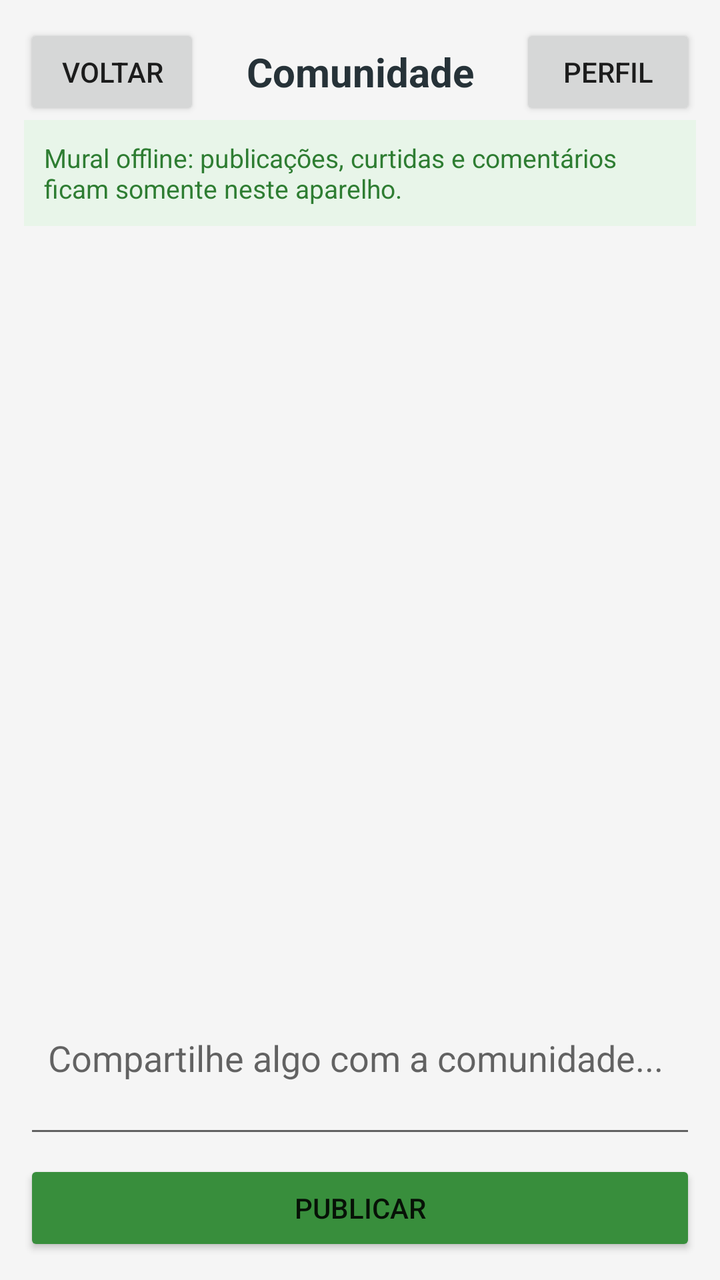
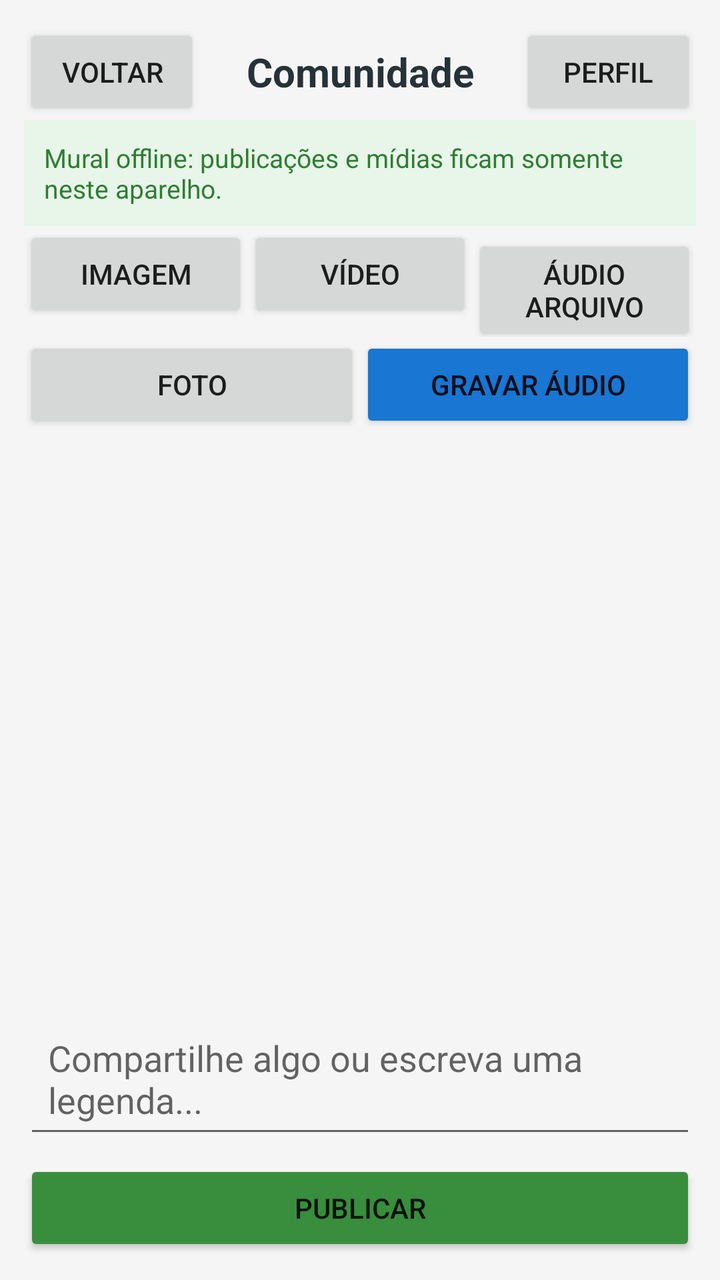

Before-and-after screenshots of an Android layout around one commit, followed by the original layout XML and the change that was made.
<!-- AndroidManifest.xml: application theme Theme.ComunicadorLocal -->
<!-- res/layout/activity_comunidade.xml -->
<?xml version="1.0" encoding="utf-8"?>
<LinearLayout xmlns:android="http://schemas.android.com/apk/res/android"
    android:layout_width="match_parent"
    android:layout_height="match_parent"
    android:background="@color/fundo_tela"
    android:orientation="vertical"
    android:padding="12dp">

    <LinearLayout
        android:layout_width="match_parent"
        android:layout_height="wrap_content"
        android:gravity="center_vertical"
        android:orientation="horizontal">

        <Button
            android:id="@+id/btnVoltarComunidade"
            android:layout_width="wrap_content"
            android:layout_height="wrap_content"
            android:text="Voltar" />

        <TextView
            android:layout_width="0dp"
            android:layout_height="wrap_content"
            android:layout_weight="1"
            android:gravity="center"
            android:text="Comunidade"
            android:textColor="#263238"
            android:textSize="20sp"
            android:textStyle="bold" />

        <Button
            android:id="@+id/btnPerfilComunidade"
            android:layout_width="wrap_content"
            android:layout_height="wrap_content"
            android:text="Perfil" />
    </LinearLayout>

    <TextView
        android:layout_width="match_parent"
        android:layout_height="wrap_content"
        android:background="#E8F5E9"
        android:padding="10dp"
        android:text="Mural offline: publicações, curtidas e comentários ficam somente neste aparelho."
        android:textColor="#2E7D32"
        android:textSize="13sp" />

    <ScrollView
        android:layout_width="match_parent"
        android:layout_height="0dp"
        android:layout_weight="1"
        android:fillViewport="true">

        <LinearLayout
            android:id="@+id/listaPublicacoes"
            android:layout_width="match_parent"
            android:layout_height="wrap_content"
            android:orientation="vertical"
            android:paddingTop="8dp"
            android:paddingBottom="8dp" />
    </ScrollView>

    <EditText
        android:id="@+id/edNovaPublicacao"
        android:layout_width="match_parent"
        android:layout_height="wrap_content"
        android:gravity="top|start"
        android:hint="Compartilhe algo com a comunidade..."
        android:inputType="textCapSentences|textMultiLine"
        android:maxLength="2000"
        android:maxLines="4"
        android:minLines="2"
        android:padding="12dp" />

    <Button
        android:id="@+id/btnPublicar"
        android:layout_width="match_parent"
        android:layout_height="wrap_content"
        android:layout_marginTop="6dp"
        android:backgroundTint="#388E3C"
        android:text="Publicar" />
</LinearLayout>
<!-- resources referenced by this layout -->
<resources>
  <color name="fundo_tela">#F5F5F5</color>
  <style name="Theme.ComunicadorLocal" parent="Theme.AppCompat.Light.NoActionBar">
          <item name="colorPrimary">#FF5722</item>
          <item name="colorPrimaryDark">#E64A19</item>
          <item name="colorAccent">#FFC107</item>
          <item name="buttonStyle">@style/Widget.ComunicadorLocal.Button</item>
          <item name="android:windowBackground">@color/fundo_tela</item>
          <item name="android:windowNoTitle">true</item>
          <item name="android:windowActionBar">false</item>
      </style>
  <style name="Widget.ComunicadorLocal.Button" parent="Widget.AppCompat.Button">
          <item name="android:minHeight">36dp</item>
          <item name="android:minWidth">0dp</item>
          <item name="android:insetTop">0dp</item>
          <item name="android:insetBottom">0dp</item>
          <item name="android:paddingStart">4dp</item>
          <item name="android:paddingEnd">4dp</item>
          <item name="android:paddingTop">2dp</item>
          <item name="android:paddingBottom">2dp</item>
          <item name="android:textSize">12sp</item>
      </style>
</resources>

<!-- the commit's change to res/layout/activity_comunidade.xml (unified diff, before → after) -->
@@ -40,9 +40,57 @@
         android:layout_height="wrap_content"
         android:background="#E8F5E9"
         android:padding="10dp"
-        android:text="Mural offline: publicações, curtidas e comentários ficam somente neste aparelho."
+        android:text="Mural offline: publicações e mídias ficam somente neste aparelho."
         android:textColor="#2E7D32"
         android:textSize="13sp" />
+
+    <LinearLayout
+        android:layout_width="match_parent"
+        android:layout_height="wrap_content"
+        android:orientation="horizontal">
+
+        <Button
+            android:id="@+id/btnImagemComunidade"
+            android:layout_width="0dp"
+            android:layout_height="wrap_content"
+            android:layout_weight="1"
+            android:text="Imagem" />
+
+        <Button
+            android:id="@+id/btnVideoComunidade"
+            android:layout_width="0dp"
+            android:layout_height="wrap_content"
+            android:layout_weight="1"
+            android:text="Vídeo" />
+
+        <Button
+            android:id="@+id/btnAudioComunidade"
+            android:layout_width="0dp"
+            android:layout_height="wrap_content"
+            android:layout_weight="1"
+            android:text="Áudio arquivo" />
+    </LinearLayout>
+
+    <LinearLayout
+        android:layout_width="match_parent"
+        android:layout_height="wrap_content"
+        android:orientation="horizontal">
+
+        <Button
+            android:id="@+id/btnFotoComunidade"
+            android:layout_width="0dp"
+            android:layout_height="wrap_content"
+            android:layout_weight="1"
+            android:text="Foto" />
+
+        <Button
+            android:id="@+id/btnGravarAudioComunidade"
+            android:layout_width="0dp"
+            android:layout_height="wrap_content"
+            android:layout_weight="1"
+            android:backgroundTint="#1976D2"
+            android:text="Gravar áudio" />
+    </LinearLayout>
 
     <ScrollView
         android:layout_width="match_parent"
@@ -64,7 +112,7 @@
         android:layout_width="match_parent"
         android:layout_height="wrap_content"
         android:gravity="top|start"
-        android:hint="Compartilhe algo com a comunidade..."
+        android:hint="Compartilhe algo ou escreva uma legenda..."
         android:inputType="textCapSentences|textMultiLine"
         android:maxLength="2000"
         android:maxLines="4"
